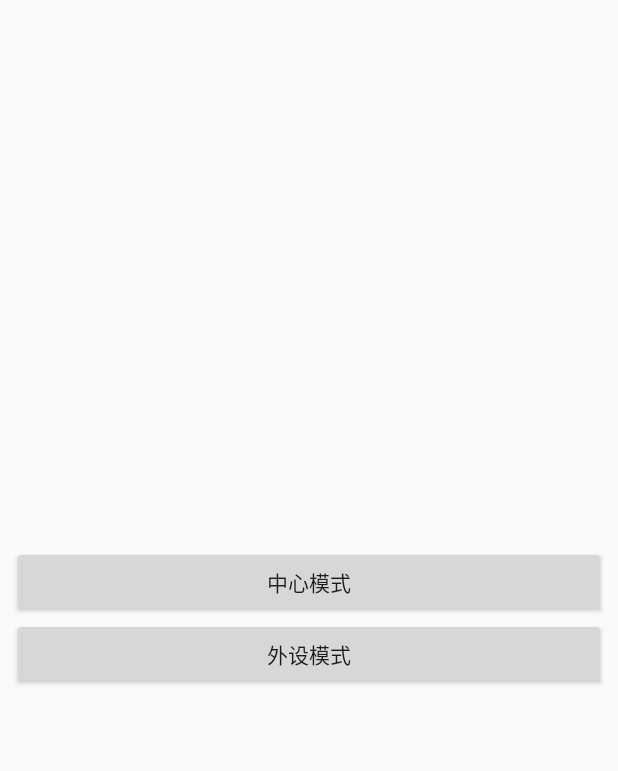
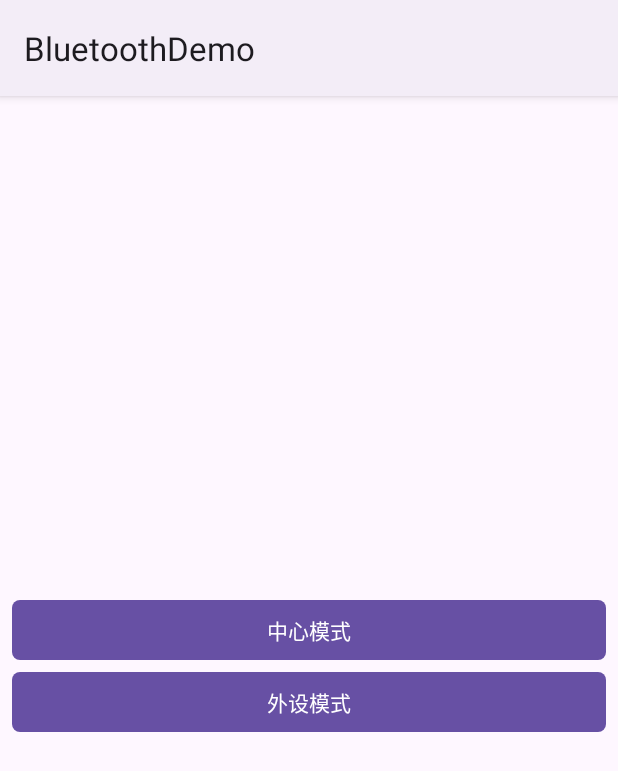
Before and after one commit to TTTUUUIII/iotooth, an Android app: the screen it shows after launch (MainActivity), on a phone screen of 412 x 824 dp. Shown: the top 771 px of the screen. Run offline under Robolectric (Android 15) with nearby library versions, the phone set to English and light mode, and no system bars.

Commit message:
完善了示例程序。

```diff
--- a/app/src/main/AndroidManifest.xml
+++ b/app/src/main/AndroidManifest.xml
@@ -8,6 +8,7 @@
     <uses-permission android:name="android.permission.ACCESS_COARSE_LOCATION" />
     <uses-permission android:name="android.permission.ACCESS_FINE_LOCATION" />
     <uses-permission android:name="android.permission.BLUETOOTH_CONNECT" />
+    <uses-permission android:name="android.permission.BLUETOOTH_ADVERTISE" />
 
     <application
         android:allowBackup="true"
--- a/app/src/main/java/cn/touchair/bluetoothdemo/MainActivity.java
+++ b/app/src/main/java/cn/touchair/bluetoothdemo/MainActivity.java
@@ -30,6 +30,7 @@ public class MainActivity extends AppCompatActivity {
             ALL_PERMISSIONS.add(Manifest.permission.BLUETOOTH_CONNECT);
             ALL_PERMISSIONS.add(Manifest.permission.BLUETOOTH_SCAN);
         }
+        ALL_PERMISSIONS.add(Manifest.permission.BLUETOOTH_ADVERTISE);
         ALL_PERMISSIONS.add(Manifest.permission.BLUETOOTH);
         ALL_PERMISSIONS.add(Manifest.permission.BLUETOOTH_CONNECT);
         ALL_PERMISSIONS.add(Manifest.permission.BLUETOOTH_ADMIN);
--- a/app/src/main/java/cn/touchair/bluetoothdemo/PeripheralActivity.java
+++ b/app/src/main/java/cn/touchair/bluetoothdemo/PeripheralActivity.java
@@ -7,6 +7,7 @@ package cn.touchair.bluetoothdemo;
 
 import androidx.appcompat.app.AppCompatActivity;
 
+import android.annotation.SuppressLint;
 import android.os.Bundle;
 import android.view.View;
 
@@ -31,10 +32,11 @@ public class PeripheralActivity extends AppCompatActivity implements PeriheralSt
     );
 
     private PeripheralState mState = PeripheralState.DISCONNECTED;
+    @SuppressLint("MissingPermission")
     @Override
     protected void onCreate(Bundle savedInstanceState) {
         super.onCreate(savedInstanceState);
-        mConfiguration.serviceLocalName = "followshot";
+        mConfiguration.serviceLocalName = "fs";
         binding = ActivityPeripheralBinding.inflate(getLayoutInflater());
         setContentView(binding.getRoot());
         mPeripheral = new IoToothPeripheral(this, this);
--- a/app/src/main/res/layout/activity_main.xml
+++ b/app/src/main/res/layout/activity_main.xml
@@ -8,13 +8,15 @@
     android:gravity="center_vertical"
     android:orientation="vertical"
     tools:context=".MainActivity">
-    <Button
+    <com.google.android.material.button.MaterialButton
         android:id="@+id/central_btn"
+        app:cornerRadius="5dp"
         android:layout_width="match_parent"
         android:layout_height="wrap_content"
         android:text="中心模式" />
     <Button
         android:id="@+id/peripheral_btn"
+        app:cornerRadius="5dp"
         android:layout_width="match_parent"
         android:layout_height="wrap_content"
         android:text="外设模式" />
--- a/app/src/main/res/values-night/themes.xml
+++ b/app/src/main/res/values-night/themes.xml
@@ -1,6 +1,6 @@
 <resources xmlns:tools="http://schemas.android.com/tools">
     <!-- Base application theme. -->
-    <style name="Base.Theme.BluetoothDemo" parent="Theme.AppCompat.DayNight.NoActionBar">
+    <style name="Base.Theme.BluetoothDemo" parent="Theme.Material3.DayNight">
         <!-- Customize your dark theme here. -->
         <!-- <item name="colorPrimary">@color/my_dark_primary</item> -->
     </style>
--- a/app/src/main/res/values/themes.xml
+++ b/app/src/main/res/values/themes.xml
@@ -1,6 +1,6 @@
 <resources xmlns:tools="http://schemas.android.com/tools">
     <!-- Base application theme. -->
-    <style name="Base.Theme.BluetoothDemo" parent="Theme.AppCompat.DayNight.NoActionBar">
+    <style name="Base.Theme.BluetoothDemo" parent="Theme.Material3.DayNight">
         <!-- Customize your light theme here. -->
         <!-- <item name="colorPrimary">@color/my_light_primary</item> -->
     </style>
--- a/library-iotooth/src/main/java/cn/touchair/iotooth/periheral/IoToothPeripheral.java
+++ b/library-iotooth/src/main/java/cn/touchair/iotooth/periheral/IoToothPeripheral.java
@@ -113,7 +113,7 @@ public class IoToothPeripheral extends AdvertiseCallback {
     }
 
     @SuppressLint("MissingPermission")
-    public void startAdverting() {
+    private void startAdverting() {
         if (mIsAdverting) return;
         AdvertiseSettings settings = new AdvertiseSettings.Builder()
                 .setConnectable(true)
```
